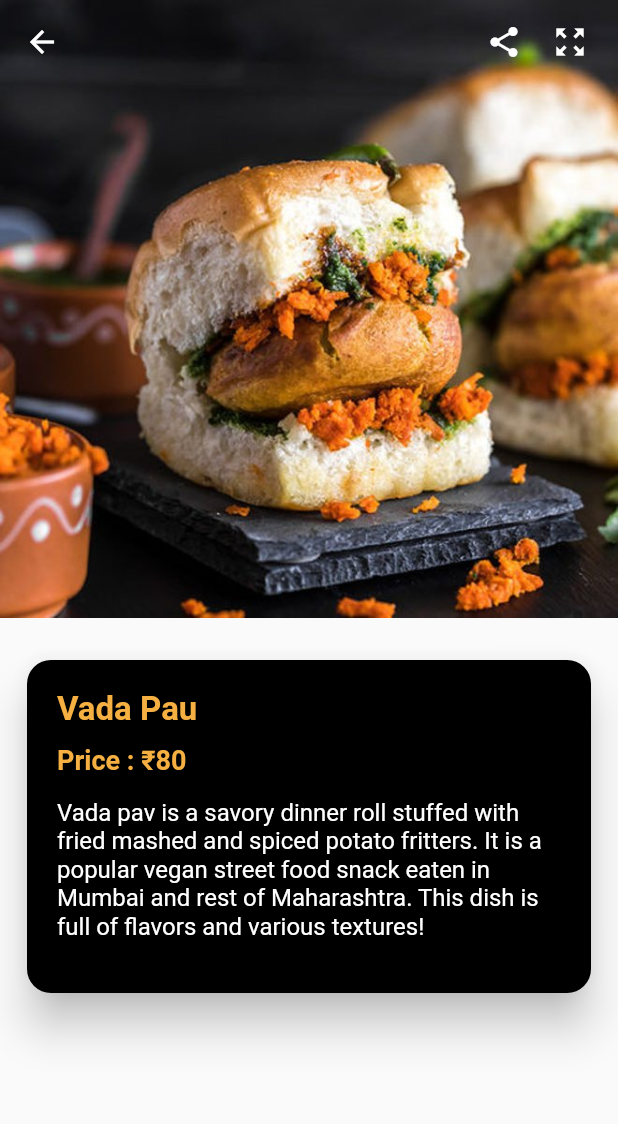
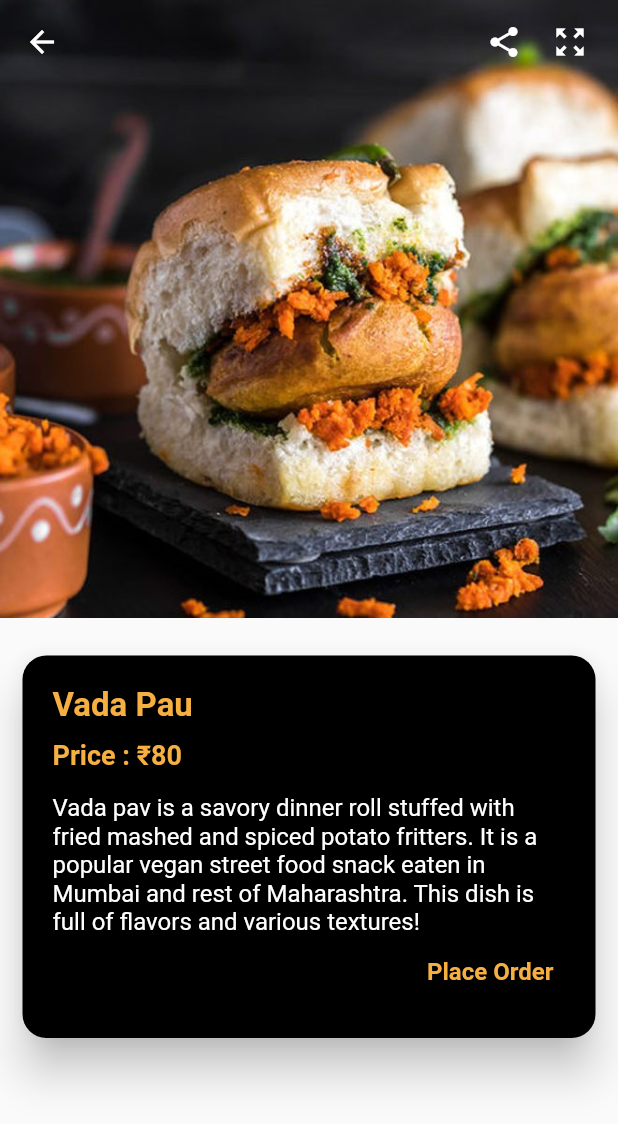
Before and after one commit to Haffshah/Assignment_12_Model_Example, a Flutter app: the SecondGridViewList screen opened directly, after a tap on "Vada Pau", on a phone screen of 412 x 824 dp. Shown: the top 1124 px of the screen. Run offline on Flutter 3.47's test engine with Material 2 defaults, Android fonts, the phone set to English and light mode, and no system bars.

Commit message:
UI Chnage

```diff
--- a/lib/Details.dart
+++ b/lib/Details.dart
@@ -60,7 +60,7 @@ class _DetailsTabPageState extends State<DetailsTabPage> {
             padding: const EdgeInsets.all(8.0),
             child: Card(
               color: Colors.black,
-              margin: EdgeInsets.all(10.0),
+              margin: EdgeInsets.all(7.0),
               elevation: 12.0,
               shape: RoundedRectangleBorder(
                   borderRadius: BorderRadius.circular(16)),
@@ -92,8 +92,17 @@ class _DetailsTabPageState extends State<DetailsTabPage> {
                         color: Colors.white,
                       ),
                     ),
-                    const SizedBox(height: 15),
-                  ],
+
+                    Row(
+                      mainAxisAlignment: MainAxisAlignment.end,
+                      children: [
+                        TextButton(style: TextButton.styleFrom(primary: Color(0xffF6B042)),
+                          onPressed: (){}, child: Text("Place Order", style: TextStyle(
+                            fontSize: 16.0,
+                            fontWeight: FontWeight.bold,))),
+                      ],
+                    )
+,                  ],
                 ),
               ),
             ),
--- a/lib/SecondGirdViewList.dart
+++ b/lib/SecondGirdViewList.dart
@@ -65,7 +65,7 @@ class GridViewWidget extends StatelessWidget {
                 padding: const EdgeInsets.fromLTRB(8.0, 10.0, 8.0, 10.0),
                 child: Image.asset(
                   myList[index].image ?? "",
-                  fit: BoxFit.cover,
+                  fit: BoxFit.contain,
                 ),
               ),
               child: Container(
```
Also changed, not shown: images/dosa.jpg.
